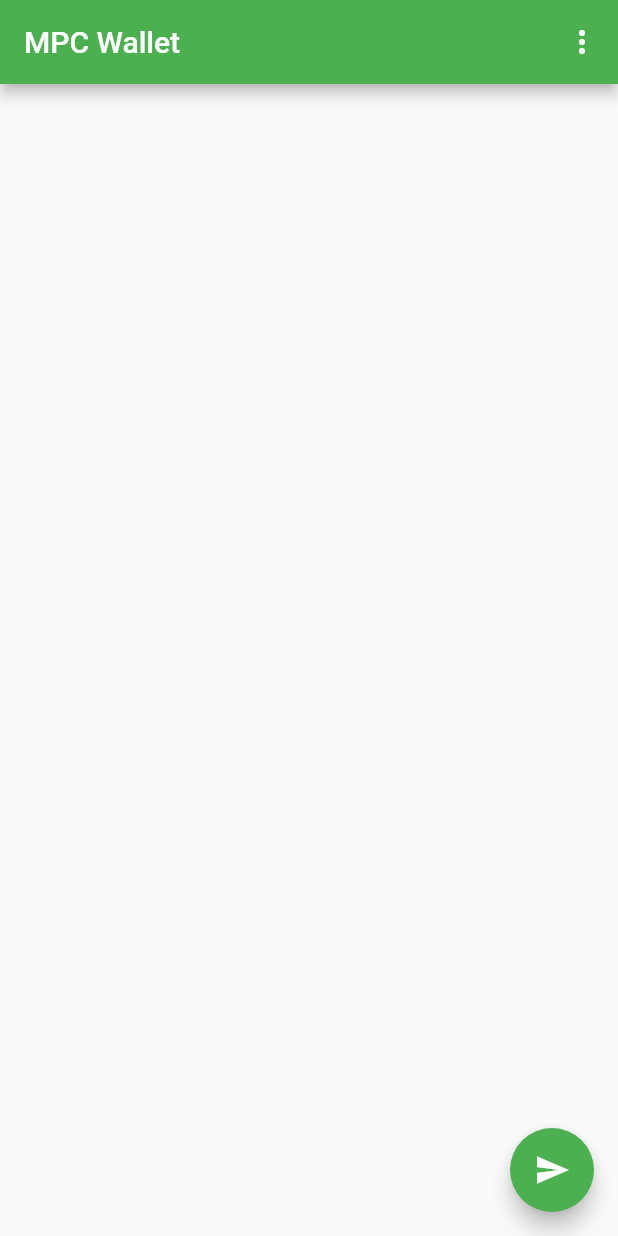
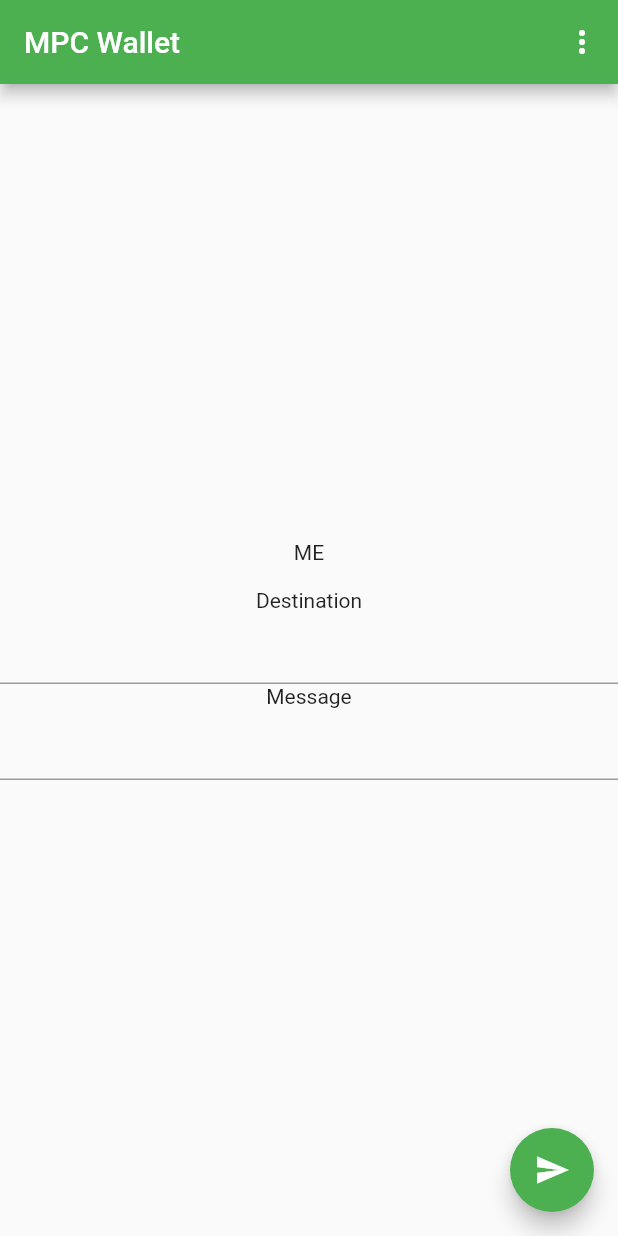
Before and after one commit to fathens/mpc_wallet, a Flutter app: the screen it shows after launch, after a tap on the "send" icon, on a phone screen of 412 x 824 dp. Run offline on Flutter 3.47's test engine with Material 2 defaults, Android fonts, the light colour scheme and no system bars; our stand-ins replace firebase_core, firebase_messaging, flutter_local_notifications, flutter_secure_storage; missing offline and left inert: dart:html; accounts and stored records are empty; network calls fail.

Commit message:
Send message which is input by user

```diff
--- a/lib/main.dart
+++ b/lib/main.dart
@@ -75,6 +75,8 @@ class _InitiateKeyPageState extends State<InitiateKeyPage> {
   final _firebaseMessaging = FirebaseMessaging.instance;
 
   String _currentDeviceId = "";
+  String _destinationDevice = "";
+  String _message = "";
 
   @override
   void initState() {
@@ -111,10 +113,9 @@ class _InitiateKeyPageState extends State<InitiateKeyPage> {
   }
 
   void _sendMessage() async {
-    const target =
-        "fZ1UNGI4OlLlsFf5BPTJ9X:APA91bHuBLMokCeXX03r8Fyih_35SYzt2IrqSvR4uTzaArsOOfLh2vtzzTQVp2SVKdS-y7Ftp1QgQqqrqeaC-Jbph2nBynR1lGEM2Bzuj0wKW8ivMJP33_4i1oFW9E_XZ3hH2FQ8XohA";
-    print("Sending message...");
-    // PostFCM.sendMessage(target, "TEST from Web", "correct one");
+    String target = _destinationDevice;
+    print("Sending message to $target");
+    PostFCM.sendMessage(target, "TEST from Web", _message);
   }
 
   @override
@@ -125,7 +126,16 @@ class _InitiateKeyPageState extends State<InitiateKeyPage> {
       child: Column(
         mainAxisAlignment: MainAxisAlignment.center,
         children: <Widget>[
-          Text(_currentDeviceId),
+          const Text("ME"),
+          SelectableText(_currentDeviceId),
+          const Text("Destination"),
+          TextField(onChanged: (text) {
+            _destinationDevice = text;
+          }),
+          const Text("Message"),
+          TextField(onChanged: (text) {
+            _message = text;
+          })
         ],
       ),
     );
```
